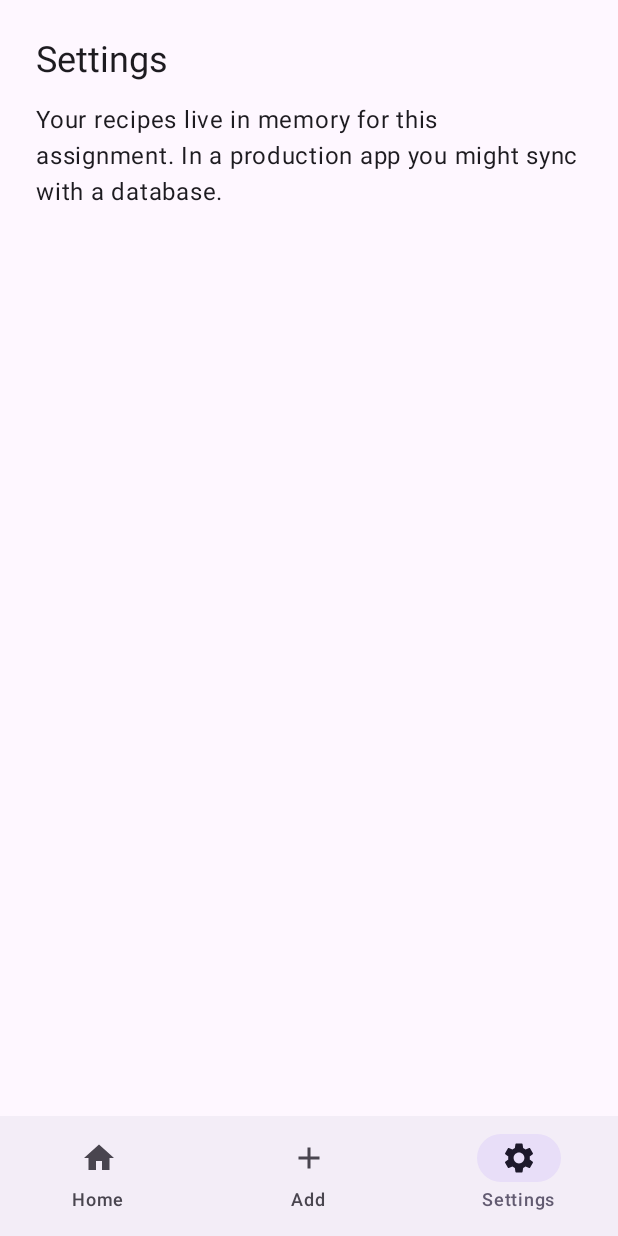
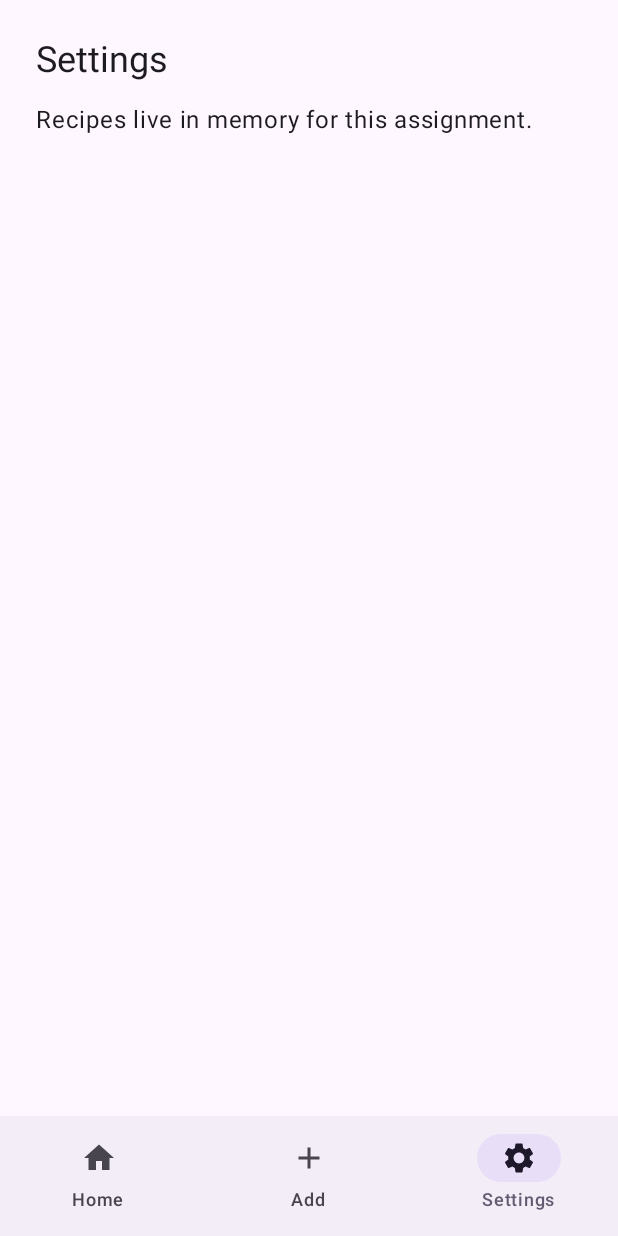
Before and after one commit to Spectual/CS501-hw5, an Android app built with Jetpack Compose: the SettingsScreen screen opened through its navigation route, on a phone screen of 412 x 824 dp. Run offline under Robolectric (Android 15) with nearby library versions, the phone set to English and light mode, and no system bars.

Commit message:
Update setting screen

```diff
--- a/Dinner/app/src/main/java/com/example/dinner/ui/screens/RecipeScreens.kt
+++ b/Dinner/app/src/main/java/com/example/dinner/ui/screens/RecipeScreens.kt
@@ -227,8 +227,7 @@ fun SettingsScreen(modifier: Modifier = Modifier) {
             style = MaterialTheme.typography.headlineSmall
         )
         Text(
-            text = "Your recipes live in memory for this assignment. " +
-                "In a production app you might sync with a database.",
+            text = "Recipes live in memory for this assignment.",
             style = MaterialTheme.typography.bodyLarge
         )
     }
```
